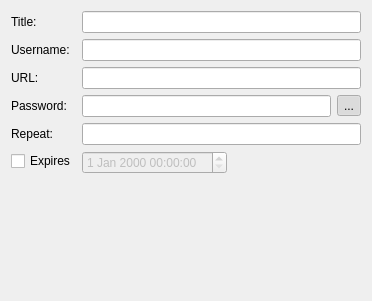
Qt form src/gui/EditEntryWidgetMain.ui (danilovsergei/keepassx-gdrive) before a commit.
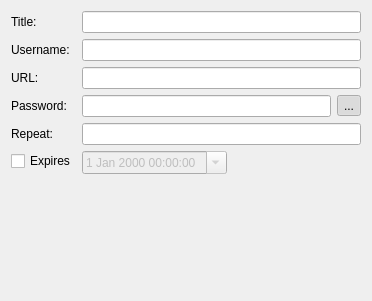
The same form after that commit.

Commit message: Enable calendar popup in the expiry time widget.

What changed in the file:
```diff
--- a/src/gui/EditEntryWidgetMain.ui
+++ b/src/gui/EditEntryWidgetMain.ui
@@ -77,6 +77,9 @@
      <property name="enabled">
       <bool>false</bool>
      </property>
+     <property name="calendarPopup">
+      <bool>true</bool>
+     </property>
     </widget>
    </item>
    <item row="3" column="1">
```
Left out of the diff: 48 changed lines with no effect on the pictures.
